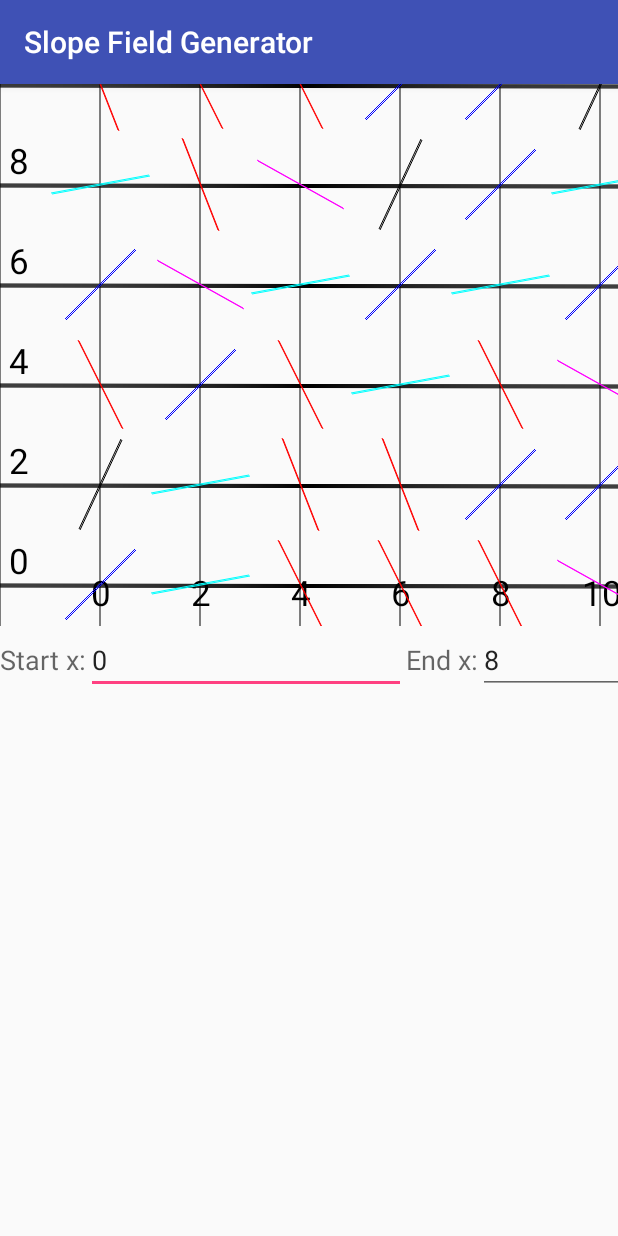
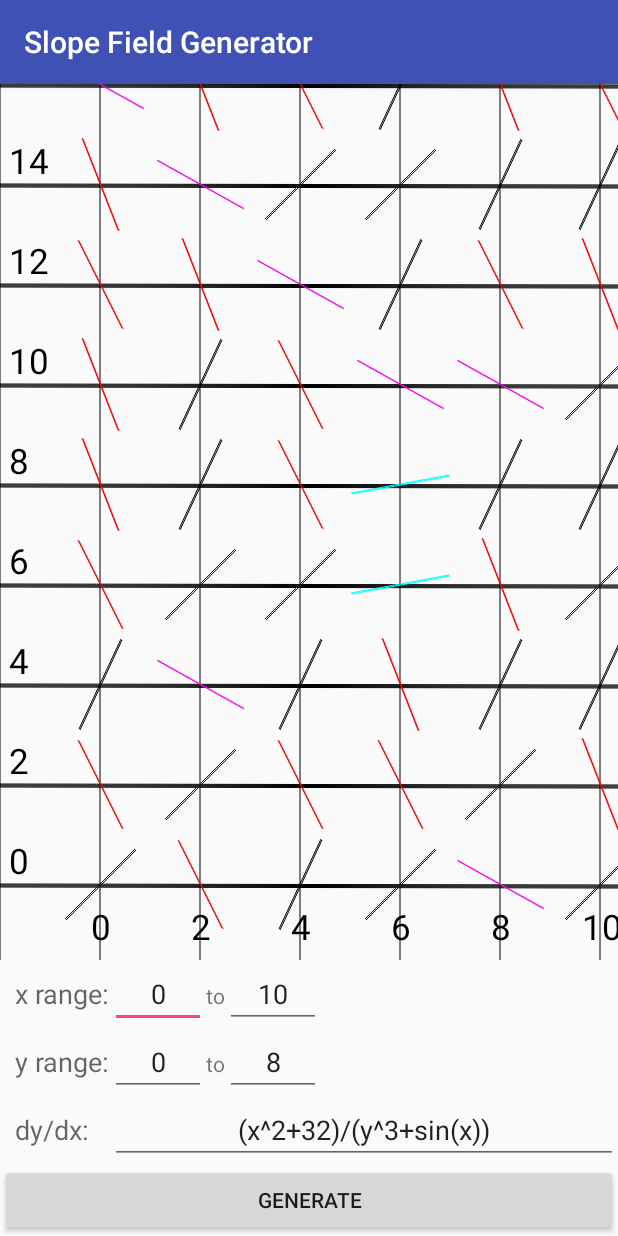
Before and after one commit to MathBunny/slope-fields-generator, an Android app: the screen it shows after launch (MainActivity), on a phone screen of 412 x 824 dp. Run offline under Robolectric (Android 15) with nearby library versions, the phone set to English and light mode, and no system bars.

Commit message:
Add queries, layout, and two thirds gfx display

```diff
--- a/app/src/main/java/ca/horatiu/slope_field_generator/Coordinate.java
+++ b/app/src/main/java/ca/horatiu/slope_field_generator/Coordinate.java
@@ -9,7 +9,7 @@ public class Coordinate {
 
     public Coordinate(int x, int y){
         this.x = x;
-        this.y =y;
+        this.y = y;
     }
 
     public int getX(){
--- a/app/src/main/java/ca/horatiu/slope_field_generator/Graph.java
+++ b/app/src/main/java/ca/horatiu/slope_field_generator/Graph.java
@@ -16,19 +16,25 @@ public class Graph extends View {
     static final int TANGENT_THICKNESS = 2;
     Paint paint;
 
-    int startX = 0;
-    int endX = 8;
-    int startY = 0;
-    int endY = 8;
-    int height; //height
-    int width; //width
-    int startYGFX; //position to start executing Y in graphics
+    private int startX = 0;
+    private int endX = 8;
+    private int startY = 0;
+    private int endY = 8;
+    private int height; //height
+    private int width; //width
+    private int startYGFX; //position to start executing Y in graphics
+    private String expression = "";
+
 
     int skip;
 
     public Graph(Context context) {
         super(context);
         paint = new Paint();
+    }
+
+    public void setExpression(){
+
     }
 
     private void drawSegment(int x, int y, double slope, int xCanvas, int yCanvas, Canvas canvas){
@@ -170,6 +176,7 @@ public class Graph extends View {
         drawGrid(canvas);
     }
 
+
     @Override
     protected void onDraw(Canvas canvas) {
         super.onDraw(canvas);
--- a/app/src/main/java/ca/horatiu/slope_field_generator/MainActivity.java
+++ b/app/src/main/java/ca/horatiu/slope_field_generator/MainActivity.java
@@ -3,26 +3,40 @@ package ca.horatiu.slope_field_generator;
 import android.support.v7.app.AppCompatActivity;
 import android.os.Bundle;
 import android.widget.LinearLayout;
+import android.widget.EditText;
+
 
 public class MainActivity extends AppCompatActivity {
     String yExpression = "";
     String xExpression = "";
+    Graph renderScreen;
+
+    private EditText equation;
+
+
+    public void getStartEnd(){
+        int startX = 0;
+
+    }
 
     @Override
     protected void onCreate(Bundle savedInstanceState) {
         super.onCreate(savedInstanceState);
         setContentView(R.layout.activity_main);
 
-        Graph renderScreen = new Graph(this);
+        renderScreen = new Graph(this);
         renderScreen.requestFocus();
         LinearLayout upper = (LinearLayout) findViewById(R.id.LinearLayout01);
         upper.addView(renderScreen);
-
 
         //Graph renderScreen = new Graph(this); //this places Graph at the top
         //setContentView(renderScreen);
 
         //setContentView(R.layout.activity_main);
+    }
+
+    public void evaluateExpression(){
+
 
     }
 }
--- a/app/src/main/res/layout/activity_main.xml
+++ b/app/src/main/res/layout/activity_main.xml
@@ -8,7 +8,7 @@
     <LinearLayout android:layout_width="match_parent"
         android:orientation="vertical"
         android:layout_height="0dp"
-        android:layout_weight="1"
+        android:layout_weight="2"
         android:id="@+id/LinearLayout01">
     </LinearLayout>
 
@@ -20,61 +20,125 @@
 
         <GridLayout
             android:layout_width="match_parent"
-            android:layout_height="match_parent">
+            android:layout_height="match_parent"
+            android:rowCount="6">
 
             <TextView
                 android:layout_width="wrap_content"
                 android:layout_height="wrap_content"
                 android:textAppearance="?android:attr/textAppearanceMedium"
-                android:text="Start x:"
+                android:text="@string/xRange"
                 android:id="@+id/textView"
                 android:layout_row="0"
                 android:layout_column="0"
-                android:layout_gravity="left"
-                android:layout_weight="1"
-                />
+                android:layout_marginLeft="10dp" />
+
 
             <EditText
                 android:layout_width="wrap_content"
                 android:layout_height="wrap_content"
                 android:inputType="number"
-                android:ems="10"
-                android:id="@+id/editText"
+                android:ems="3"
+                android:id="@+id/xStart"
                 android:layout_row="0"
                 android:layout_column="1"
-                android:layout_gravity="left|center_horizontal"
                 android:text="0"
-                android:layout_columnSpan="1"
-                android:layout_rowSpan="1"
-                android:maxLength="5"
-                android:layout_weight="1"
-                />
+                android:textAlignment="center" />
+
+            <TextView
+                android:layout_width="wrap_content"
+                android:layout_height="wrap_content"
+                android:textAppearance="?android:attr/textAppearanceSmall"
+                android:text="to"
+                android:id="@+id/textView2"
+                android:layout_row="0"
+                android:layout_column="2" />
+
+            <EditText
+                android:layout_width="wrap_content"
+                android:layout_height="wrap_content"
+                android:inputType="number"
+                android:ems="3"
+                android:id="@+id/xEnd"
+                android:layout_row="0"
+                android:layout_column="3"
+                android:text="10"
+                android:textAlignment="center" />
 
             <TextView
                 android:layout_width="wrap_content"
                 android:layout_height="wrap_content"
                 android:textAppearance="?android:attr/textAppearanceMedium"
-                android:text="End x:"
-                android:id="@+id/textView2"
-                android:layout_row="0"
-                android:layout_column="2"
-                android:layout_gravity="center_horizontal"
-                android:layout_weight="1"
-                />
+                android:text="@string/y_range"
+                android:id="@+id/textView3"
+                android:layout_row="1"
+                android:layout_column="0"
+                android:layout_marginLeft="10dp" />
 
             <EditText
                 android:layout_width="wrap_content"
                 android:layout_height="wrap_content"
                 android:inputType="number"
-                android:ems="10"
-                android:id="@+id/editText2"
-                android:layout_row="0"
+                android:ems="3"
+                android:id="@+id/yStart"
+                android:layout_row="1"
+                android:layout_column="1"
+                android:text="0"
+                android:textAlignment="center" />
+
+            <TextView
+                android:layout_width="wrap_content"
+                android:layout_height="wrap_content"
+                android:textAppearance="?android:attr/textAppearanceSmall"
+                android:text="to"
+                android:id="@+id/textView4"
+                android:layout_row="1"
+                android:layout_column="2" />
+
+            <EditText
+                android:layout_width="wrap_content"
+                android:layout_height="wrap_content"
+                android:inputType="number"
+                android:ems="3"
+                android:id="@+id/yEnd"
+                android:layout_row="1"
                 android:layout_column="3"
-                android:layout_gravity="right"
                 android:text="8"
-                android:layout_weight="1"
-                />
+                android:textAlignment="center" />
+
+            <TextView
+                android:layout_width="wrap_content"
+                android:layout_height="wrap_content"
+                android:textAppearance="?android:attr/textAppearanceMedium"
+                android:text="dy/dx:"
+                android:id="@+id/textView5"
+                android:layout_row="2"
+                android:layout_column="0"
+                android:layout_marginLeft="10dp" />
+
+            <EditText
+                android:layout_width="wrap_content"
+                android:layout_height="wrap_content"
+                android:id="@+id/equation"
+                android:layout_row="2"
+                android:layout_column="1"
+                android:layout_gravity="fill_horizontal"
+                android:layout_columnSpan="3"
+                android:text="(x^2+32)/(y^3+sin(x))"
+                android:textAlignment="center" />
+
+            <Button
+                android:layout_width="wrap_content"
+                android:layout_height="wrap_content"
+                android:text="@string/generate"
+                android:id="@+id/generate"
+                android:layout_row="5"
+                android:layout_column="0"
+                android:layout_gravity="fill_horizontal"
+                android:layout_columnSpan="4" />
+
         </GridLayout>
+
     </LinearLayout>
 
 
--- a/app/src/main/res/values/strings.xml
+++ b/app/src/main/res/values/strings.xml
@@ -3,4 +3,8 @@
 
     <!-- TODO: Remove or change this placeholder text -->
     <string name="hello_blank_fragment">Hello blank fragment</string>
+    <string name="x_range">x range:</string>
+    <string name="y_range">y range:</string>
+    <string name="xRange">x range:</string>
+    <string name="generate">Generate</string>
 </resources>
```
Also changed, not shown: app/src/main/java/ca/horatiu/slope_field_generator/Evaluate.java (+40 -8 lines), app/src/main/java/ca/horatiu/slope_field_generator/Query.java (added, +41 -0 lines).
